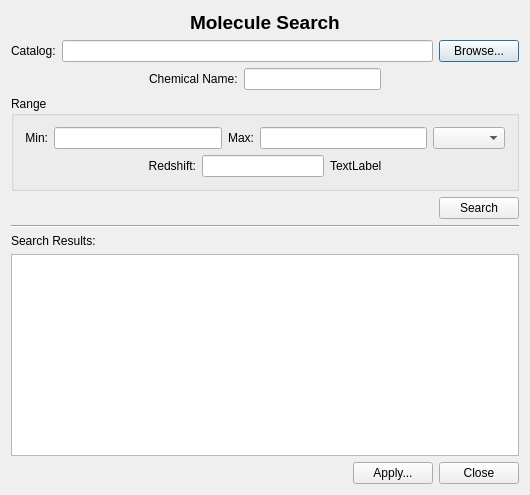
First picture: the form in code/display/QtPlotter/SearchMoleculesDialog.ui, repository radio-astro/casa, before the edit.
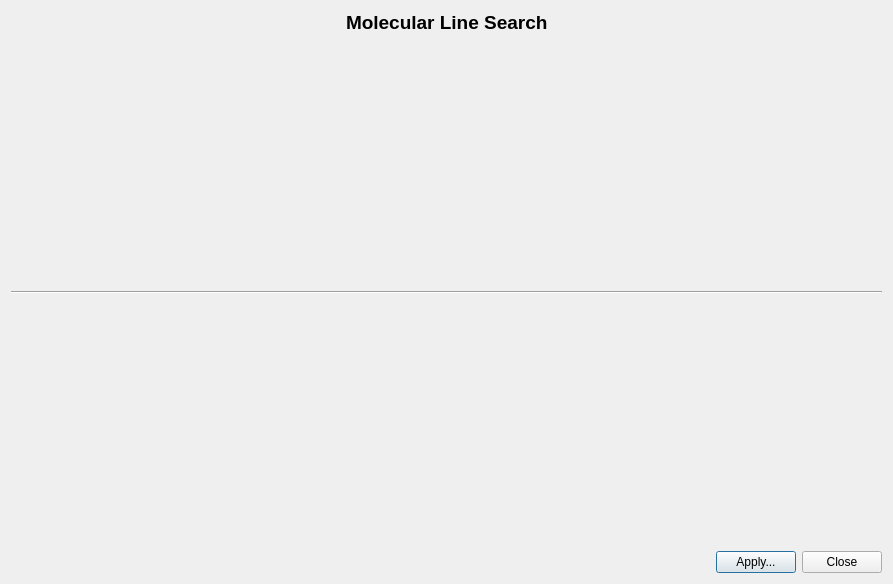
Second picture: the form after the edit.

```diff
--- a/code/display/QtPlotter/SearchMoleculesDialog.ui
+++ b/code/display/QtPlotter/SearchMoleculesDialog.ui
@@ -6,14 +6,14 @@
    <rect>
     <x>0</x>
     <y>0</y>
-    <width>530</width>
-    <height>495</height>
+    <width>893</width>
+    <height>584</height>
    </rect>
   </property>
   <property name="windowTitle">
    <string>Search Molecules</string>
   </property>
-  <layout class="QVBoxLayout" name="verticalLayout_2">
+  <layout class="QVBoxLayout" name="verticalLayout">
    <item>
     <layout class="QHBoxLayout" name="horizontalLayout_3">
      <item>
@@ -39,7 +39,7 @@
         </font>
        </property>
        <property name="text">
-        <string>Molecule Search</string>
+        <string>Molecular Line Search</string>
        </property>
       </widget>
      </item>
@@ -59,40 +59,30 @@
     </layout>
    </item>
    <item>
-    <layout class="QHBoxLayout" name="horizontalLayout_5">
-     <item>
-      <widget class="QLabel" name="catalogLabel">
-       <property name="text">
-        <string>&lt;font color='black'&gt;Catalog:&lt;/font&gt;</string>
-       </property>
-      </widget>
-     </item>
-     <item>
-      <widget class="QLineEdit" name="catalogLineEdit">
-       <property name="toolTip">
-        <string>By default the Splatalogue catalog will be searched.
-A user specified database can be searched instead
-(for example, one exported from Splatalogue) if a path
-to a local database is supplied that adheres to the
-same interface as Splatalogue.</string>
+    <widget class="QWidget" name="searchWidgetHolder" native="true">
+     <property name="sizePolicy">
+      <sizepolicy hsizetype="Expanding" vsizetype="Expanding">
+       <horstretch>0</horstretch>
+       <verstretch>0</verstretch>
+      </sizepolicy>
+     </property>
+     <property name="minimumSize">
+      <size>
+       <width>680</width>
+       <height>150</height>
+      </size>
        </property>
       </widget>
      </item>
      <item>
-      <widget class="QPushButton" name="openButton">
-       <property name="toolTip">
-        <string>Specify the location of a local database to search that
-adheres to the same interface as Splatalogue.</string>
-       </property>
-       <property name="text">
-        <string>Browse...</string>
-       </property>
-      </widget>
-     </item>
-    </layout>
-   </item>
+    <widget class="Line" name="line">
+     <property name="orientation">
+      <enum>Qt::Horizontal</enum>
+     </property>
+    </widget>
+   </item>
    <item>
-    <layout class="QHBoxLayout" name="horizontalLayout_2">
+    <layout class="QHBoxLayout" name="horizontalLayout">
      <item>
       <spacer name="horizontalSpacer">
        <property name="orientation">
@@ -107,21 +97,24 @@
       </spacer>
      </item>
      <item>
-      <widget class="QLabel" name="searchLabel">
-       <property name="text">
-        <string>&lt;font color='black'&gt;Chemical Name:&lt;/font&gt;</string>
+      <widget class="QWidget" name="searchResultsHolder" native="true">
+       <property name="sizePolicy">
+        <sizepolicy hsizetype="Expanding" vsizetype="Expanding">
+         <horstretch>0</horstretch>
+         <verstretch>0</verstretch>
+        </sizepolicy>
        </property>
-      </widget>
-     </item>
-     <item>
-      <widget class="QLineEdit" name="searchLineEdit">
-       <property name="toolTip">
-        <string>Enter an (optional) chemical name for the search
-such as ammonia, carbon monoxide, methane,
-water, etc.</string>
+       <property name="minimumSize">
+        <size>
+         <width>615</width>
+         <height>211</height>
+        </size>
        </property>
-       <property name="text">
-        <string/>
+       <property name="maximumSize">
+        <size>
+         <width>615</width>
+         <height>615</height>
+        </size>
        </property>
       </widget>
      </item>
@@ -140,164 +133,6 @@
      </item>
     </layout>
    </item>
-   <item>
-    <widget class="QGroupBox" name="rangeGroupBox">
-     <property name="title">
-      <string>Range</string>
-     </property>
-     <layout class="QVBoxLayout" name="verticalLayout">
-      <item>
-       <layout class="QHBoxLayout" name="horizontalLayout">
-        <item>
-         <widget class="QLabel" name="rangeMinLabel">
-          <property name="text">
-           <string>&lt;font color='black'&gt;Min:&lt;/font&gt;</string>
-          </property>
-          <property name="alignment">
-           <set>Qt::AlignRight|Qt::AlignTrailing|Qt::AlignVCenter</set>
-          </property>
-         </widget>
-        </item>
-        <item>
-         <widget class="QLineEdit" name="rangeMinLineEdit">
-          <property name="toolTip">
-           <string>Enter a lower bound for the search range.</string>
-          </property>
-         </widget>
-        </item>
-        <item>
-         <widget class="QLabel" name="maxLabel">
-          <property name="text">
-           <string>&lt;font color='black'&gt;Max:&lt;/font&gt;</string>
-          </property>
-          <property name="alignment">
-           <set>Qt::AlignRight|Qt::AlignTrailing|Qt::AlignVCenter</set>
-          </property>
-         </widget>
-        </item>
-        <item>
-         <widget class="QLineEdit" name="rangeMaxLineEdit">
-          <property name="toolTip">
-           <string>Enter an upper bound for the search range.</string>
-          </property>
-         </widget>
-        </item>
-        <item>
-         <widget class="QComboBox" name="rangeUnitComboBox">
-          <property name="toolTip">
-           <string>Select the units for the search range.</string>
-          </property>
-         </widget>
-        </item>
-       </layout>
-      </item>
-      <item>
-       <layout class="QHBoxLayout" name="horizontalLayout_7">
-        <item>
-         <spacer name="horizontalSpacer_7">
-          <property name="orientation">
-           <enum>Qt::Horizontal</enum>
-          </property>
-          <property name="sizeHint" stdset="0">
-           <size>
-            <width>40</width>
-            <height>20</height>
-           </size>
-          </property>
-         </spacer>
-        </item>
-        <item>
-         <widget class="QLabel" name="redshiftLabel">
-          <property name="text">
-           <string>Redshift:</string>
-          </property>
-          <property name="alignment">
-           <set>Qt::AlignRight|Qt::AlignTrailing|Qt::AlignVCenter</set>
-          </property>
-         </widget>
-        </item>
-        <item>
-         <widget class="QLineEdit" name="redShiftLineEdit">
-          <property name="toolTip">
-           <string>If the redshift of the source is known, it should
-be entered here.  The default redshift is zero.</string>
-          </property>
-         </widget>
-        </item>
-        <item>
-         <widget class="QLabel" name="redShiftUnitLabel">
-          <property name="text">
-           <string>TextLabel</string>
-          </property>
-         </widget>
-        </item>
-        <item>
-         <spacer name="horizontalSpacer_8">
-          <property name="orientation">
-           <enum>Qt::Horizontal</enum>
-          </property>
-          <property name="sizeHint" stdset="0">
-           <size>
-            <width>40</width>
-            <height>20</height>
-           </size>
-          </property>
-         </spacer>
-        </item>
-       </layout>
-      </item>
-     </layout>
-    </widget>
-   </item>
-   <item>
-    <layout class="QHBoxLayout" name="horizontalLayout_4">
-     <item>
-      <spacer name="horizontalSpacer_5">
-       <property name="orientation">
-        <enum>Qt::Horizontal</enum>
-       </property>
-       <property name="sizeHint" stdset="0">
-        <size>
-         <width>40</width>
-         <height>20</height>
-        </size>
-       </property>
-      </spacer>
-     </item>
-     <item>
-      <widget class="QPushButton" name="searchButton">
-       <property name="toolTip">
-        <string>Perform a catalogue search using the criteria
-specified.</string>
-       </property>
-       <property name="text">
-        <string>Search</string>
-       </property>
-      </widget>
-     </item>
-    </layout>
-   </item>
-   <item>
-    <widget class="Line" name="line">
-     <property name="orientation">
-      <enum>Qt::Horizontal</enum>
-     </property>
-    </widget>
-   </item>
-   <item>
-    <widget class="QLabel" name="resultsLabel">
-     <property name="text">
-      <string>&lt;font color='black'&gt;Search Results:&lt;/font&gt;</string>
-     </property>
-    </widget>
-   </item>
-   <item>
-    <widget class="QTableWidget" name="searchResultsTable">
-     <property name="toolTip">
-      <string>Results of the catalogue search.</string>
-     </property>
-    </widget>
-   </item>
    <item>
     <layout class="QHBoxLayout" name="horizontalLayout_6">
      <item>
```
Left out of the diff: 2 changed lines with no effect on the pictures. Lines whose indentation alone changed are shown as unchanged.
